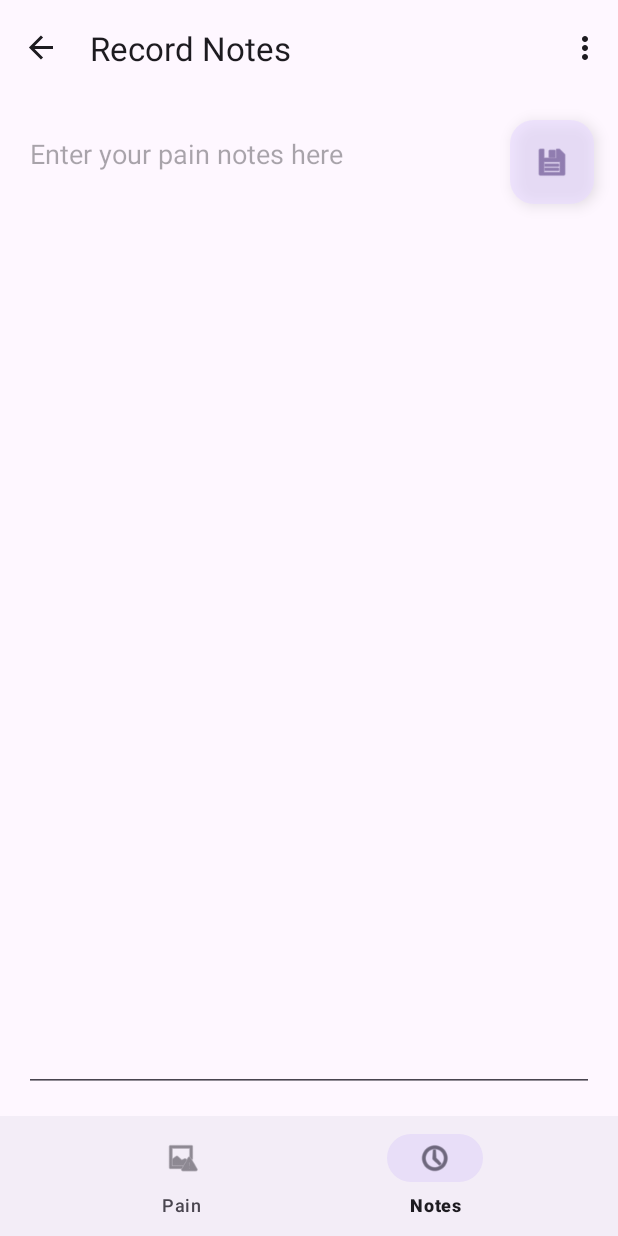
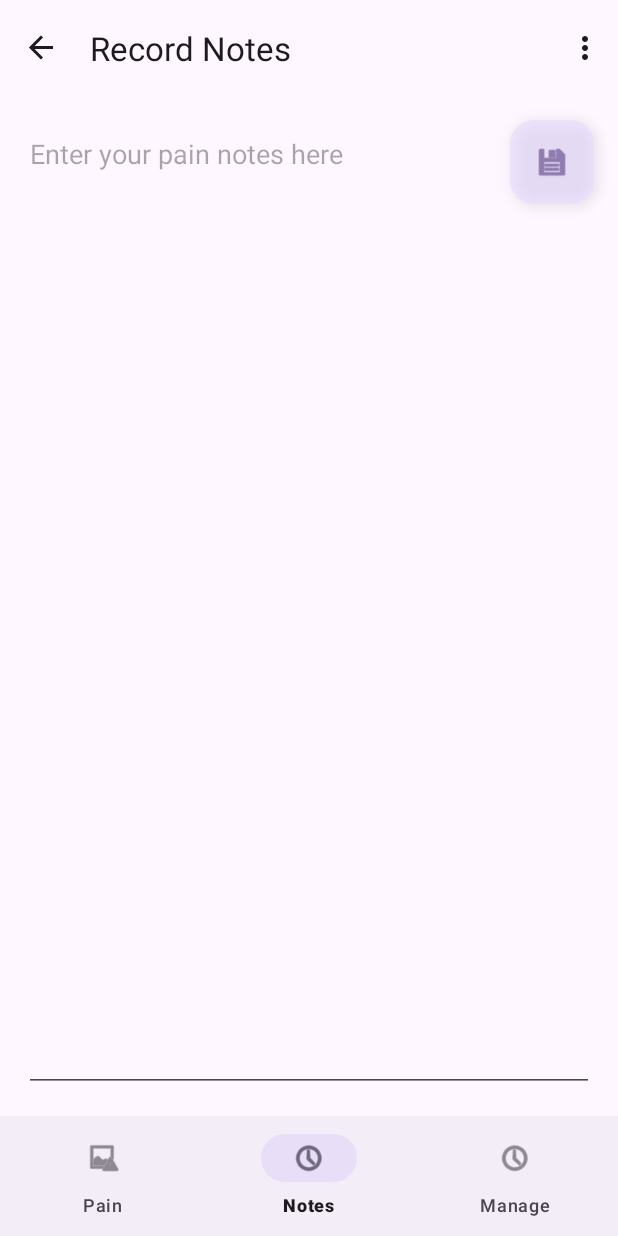
Before and after one commit to devoctomy/PainTracker, an Android app: the screen it shows after launch (MainActivity), item 2 of the bottom bar chosen, on a phone screen of 412 x 824 dp. Run offline under Robolectric (Android 15) with nearby library versions, the phone set to English and light mode, and no system bars; our stand-ins replace Dagger/Hilt's generated code, navigation-ui; 3 statements that could not run were skipped.

Commit message:
feat: new manage data fragment and nav button

```diff
--- a/PainTracker/app/src/main/java/com/example/paintracker/ui/RecordPainFragment.kt
+++ b/PainTracker/app/src/main/java/com/example/paintracker/ui/RecordPainFragment.kt
@@ -15,8 +15,7 @@ import javax.inject.Inject
 
 @AndroidEntryPoint
 class RecordPainFragment : Fragment() {
-    @Inject
-    lateinit var painContext: IPainContext
+    @Inject lateinit var painContext: IPainContext
 
     var painVisualiser: PainVisualiser? = null
 
--- a/PainTracker/app/src/main/res/menu/bottom_nav_menu.xml
+++ b/PainTracker/app/src/main/res/menu/bottom_nav_menu.xml
@@ -8,4 +8,9 @@
         android:id="@+id/RecordNotesFragment"
         android:icon="@android:drawable/ic_menu_recent_history"
         android:title="@string/BottomNavMenuNotes" />
+
+    <item
+        android:id="@+id/ManageDataFragment"
+        android:icon="@android:drawable/ic_menu_recent_history"
+        android:title="Manage" />
 </menu>
--- a/PainTracker/app/src/main/res/navigation/nav_graph.xml
+++ b/PainTracker/app/src/main/res/navigation/nav_graph.xml
@@ -18,4 +18,11 @@
         android:label="@string/RecordNotesFragmentLabel"
         tools:layout="@layout/fragment_record_notes">
     </fragment>
+
+    <fragment
+        android:id="@+id/ManageDataFragment"
+        android:name="com.example.paintracker.ui.ManageDataFragment"
+        android:label="Manage Data"
+        tools:layout="@layout/fragment_manage_data">
+    </fragment>
 </navigation>
```
Also changed, not shown: PainTracker/app/src/main/java/com/example/paintracker/ui/ManageDataFragment.kt (added, +43 -0 lines), PainTracker/app/src/main/res/layout/fragment_manage_data.xml (added, +9 -0 lines).
